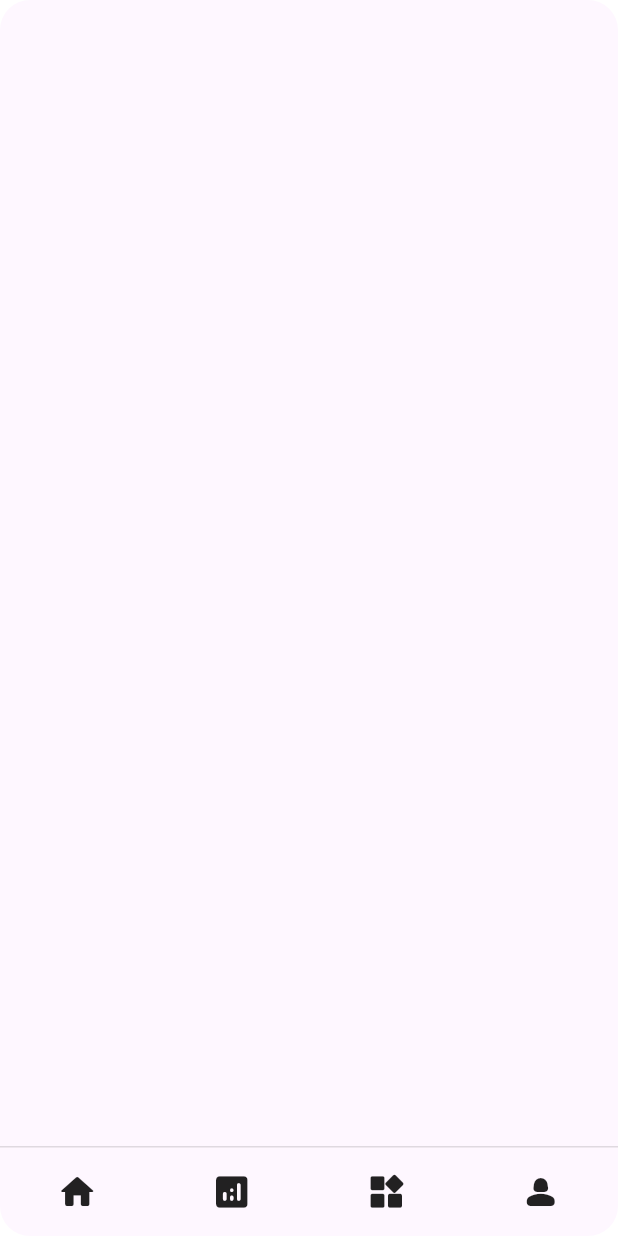
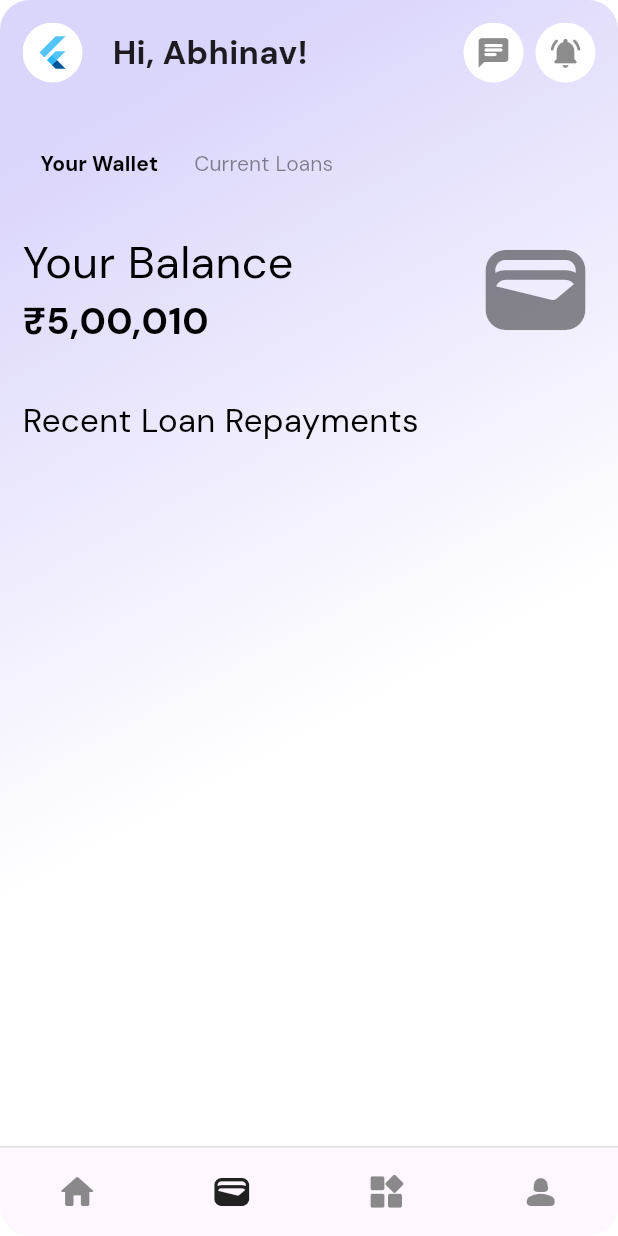
Before and after one commit to LoanQuick/hb_flutter, a Flutter app: the screen it shows after launch, item 2 of the bottom bar chosen, on a phone screen of 412 x 824 dp. Run offline on Flutter 3.47's test engine with Material 3 defaults, Android fonts, the phone set to English and light mode, and no system bars; our stand-ins replace dio, fl_chart, google_fonts, syncfusion_flutter_gauges.

Commit message:
wallet screen basic

```diff
--- a/lib/screens/home_nav.dart
+++ b/lib/screens/home_nav.dart
@@ -1,5 +1,7 @@
 import 'package:flutter/material.dart';
 import 'package:hb_flutter/screens/home.dart';
+import 'package:hb_flutter/screens/wallet.dart';
+import 'package:hb_flutter/services/color.dart';
 
 class HomeNav extends StatefulWidget {
   const HomeNav({super.key});
@@ -11,7 +13,7 @@ class HomeNav extends StatefulWidget {
 class _HomeNavState extends State<HomeNav> {
   final List<Widget> allWidgets = [
     const HomeScreen(),
-    Container(),
+    const WalletScreen(),
     Container(),
     Container(),
   ];
@@ -41,9 +43,9 @@ class _HomeNavState extends State<HomeNav> {
                     _currentIndex = 0;
                   });
                 },
-                icon: const Icon(
+                icon: Icon(
                   Icons.home_rounded,
-                  color: Colors.black87,
+                  color: _currentIndex == 0 ? Colors.black87 : Colors.black45,
                   size: 28,
                 ),
               ),
@@ -54,9 +56,9 @@ class _HomeNavState extends State<HomeNav> {
                     _currentIndex = 1;
                   });
                 },
-                icon: const Icon(
-                  Icons.analytics_rounded,
-                  color: Colors.black87,
+                icon: Icon(
+                  Icons.wallet_rounded,
+                  color: _currentIndex == 1 ? Colors.black87 : Colors.black45,
                   size: 28,
                 ),
               ),
@@ -67,9 +69,9 @@ class _HomeNavState extends State<HomeNav> {
                     _currentIndex = 2;
                   });
                 },
-                icon: const Icon(
+                icon: Icon(
                   Icons.widgets_rounded,
-                  color: Colors.black87,
+                  color: _currentIndex == 2 ? Colors.black87 : Colors.black45,
                   size: 28,
                 ),
               ),
@@ -80,16 +82,75 @@ class _HomeNavState extends State<HomeNav> {
                     _currentIndex = 3;
                   });
                 },
-                icon: const Icon(
+                icon: Icon(
                   Icons.person_2_rounded,
-                  color: Colors.black87,
+                  color: _currentIndex == 3 ? Colors.black87 : Colors.black45,
                   size: 28,
                 ),
               ),
             ],
           ),
         ),
-        body: allWidgets[_currentIndex],
+        body: Container(
+          decoration: BoxDecoration(
+            gradient: LinearGradient(
+              colors: [
+                HexColor.fromHex("#DAD5FB"),
+                HexColor.fromHex("#FFFFFF"),
+              ],
+              begin: Alignment.topCenter,
+            ),
+            // image:
+            // color: Colors.blue,
+          ),
+          child: Padding(
+            padding: const EdgeInsets.all(15.0),
+            child: SingleChildScrollView(
+              child: Column(
+                crossAxisAlignment: CrossAxisAlignment.start,
+                children: <Widget>[
+                  const Row(
+                    children: [
+                      CircleAvatar(
+                        backgroundColor: Colors.white,
+                        child: FlutterLogo(),
+                      ),
+                      SizedBox(
+                        width: 20,
+                      ),
+                      Text(
+                        "Hi, Abhinav!",
+                        style: TextStyle(
+                          fontSize: 22,
+                          fontWeight: FontWeight.w700,
+                        ),
+                      ),
+                      Spacer(),
+                      CircleAvatar(
+                        backgroundColor: Colors.white,
+                        child: Icon(
+                          Icons.chat_rounded,
+                          color: Colors.black45,
+                        ),
+                      ),
+                      SizedBox(
+                        width: 8,
+                      ),
+                      CircleAvatar(
+                        backgroundColor: Colors.white,
+                        child: Icon(
+                          Icons.notifications_active_rounded,
+                          color: Colors.black45,
+                        ),
+                      ),
+                    ],
+                  ),
+                  allWidgets[_currentIndex],
+                ],
+              ),
+            ),
+          ),
+        ),
       ),
     );
   }
--- /dev/null
+++ b/lib/screens/wallet.dart
@@ -0,0 +1,123 @@
+import 'package:flutter/material.dart';
+
+class WalletScreen extends StatefulWidget {
+  const WalletScreen({super.key});
+
+  @override
+  State<WalletScreen> createState() => _WalletScreenState();
+}
+
+int selectedIndex = 0;
+
+class _WalletScreenState extends State<WalletScreen> {
+  @override
+  Widget build(BuildContext context) {
+    return Column(
+      crossAxisAlignment: CrossAxisAlignment.start,
+      children: [
+        const SizedBox(
+          height: 30.0,
+        ),
+        Row(
+          children: [
+            TextButton(
+              onPressed: () {
+                setState(() {
+                  selectedIndex = 0;
+                });
+              },
+              child: Text(
+                "Your Wallet",
+                style: TextStyle(
+                  color: selectedIndex == 0 ? Colors.black : Colors.black45,
+                  fontWeight:
+                      selectedIndex == 0 ? FontWeight.bold : FontWeight.w400,
+                ),
+              ),
+            ),
+            const SizedBox(
+              width: 0.0,
+            ),
+            TextButton(
+                onPressed: () {
+                  setState(() {
+                    selectedIndex = 1;
+                  });
+                },
+                child: Text(
+                  "Current Loans",
+                  style: TextStyle(
+                    color: selectedIndex == 1 ? Colors.black : Colors.black45,
+                    fontWeight:
+                        selectedIndex == 1 ? FontWeight.bold : FontWeight.w400,
+                  ),
+                )),
+          ],
+        ),
+        const SizedBox(
+          height: 20,
+        ),
+        const MyWallet(),
+        const SizedBox(
+          height: 600,
+        ),
+      ],
+    );
+  }
+}
+
+class MyWallet extends StatelessWidget {
+  const MyWallet({super.key});
+
+  @override
+  Widget build(BuildContext context) {
+    return const Column(
+      crossAxisAlignment: CrossAxisAlignment.start,
+      children: [
+        Row(
+          children: [
+            Column(
+              crossAxisAlignment: CrossAxisAlignment.start,
+              children: [
+                Text(
+                  "Your Balance",
+                  style: TextStyle(
+                    color: Colors.black,
+                    fontSize: 30,
+                  ),
+                ),
+                Text(
+                  "₹5,00,010",
+                  style: TextStyle(
+                    color: Colors.black,
+                    fontSize: 25,
+                    fontWeight: FontWeight.bold,
+                  ),
+                ),
+              ],
+            ),
+            Spacer(),
+            Icon(
+              Icons.wallet_rounded,
+              color: Colors.black45,
+              size: 80,
+            )
+          ],
+        ),
+        SizedBox(
+          height: 32,
+        ),
+        Text(
+          "Recent Loan Repayments",
+          style: TextStyle(
+            color: Colors.black,
+            fontSize: 22,
+          ),
+        ),
+        SizedBox(
+          height: 20,
+        ),
+      ],
+    );
+  }
+}
--- a/pubspec.yaml
+++ b/pubspec.yaml
@@ -40,6 +40,7 @@ dependencies:
   fl_chart: ^0.68.0
   google_fonts: ^6.2.1
   syncfusion_flutter_gauges: ^25.2.3
+  intl: ^0.19.0
 
 dev_dependencies:
   flutter_test:
```
Also changed, not shown: lib/screens/home.dart (+99 -49 lines), pubspec.lock.
